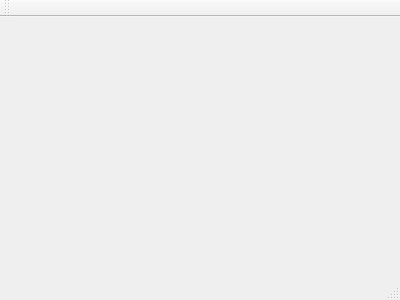
Above: mainwindow.ui from CKGIN/Assembling_flow before the change. Below: the same form after it.
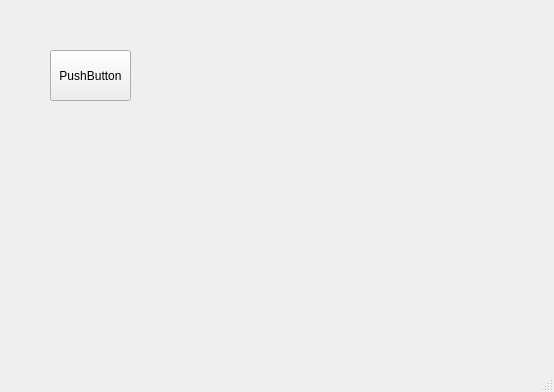
That is the form after the change.

```diff
--- a/mainwindow.ui
+++ b/mainwindow.ui
@@ -1,24 +1,45 @@
 <ui version="4.0">
  <class>MainWindow</class>
- <widget class="QMainWindow" name="MainWindow" >
-  <property name="geometry" >
+ <widget class="QMainWindow" name="MainWindow">
+  <property name="geometry">
    <rect>
     <x>0</x>
     <y>0</y>
-    <width>400</width>
-    <height>300</height>
+    <width>554</width>
+    <height>392</height>
    </rect>
   </property>
   <property name="windowTitle" >
    <string>MainWindow</string>
   </property>
-  <widget class="QMenuBar" name="menuBar" />
-  <widget class="QToolBar" name="mainToolBar" />
-  <widget class="QWidget" name="centralWidget" />
-  <widget class="QStatusBar" name="statusBar" />
+  <widget class="QWidget" name="centralWidget">
+   <widget class="QPushButton" name="pushButton">
+    <property name="geometry">
+     <rect>
+      <x>50</x>
+      <y>50</y>
+      <width>81</width>
+      <height>51</height>
+     </rect>
+    </property>
+    <property name="text">
+     <string>PushButton</string>
+    </property>
+   </widget>
+  </widget>
+  <widget class="QMenuBar" name="menuBar">
+   <property name="geometry">
+    <rect>
+     <x>0</x>
+     <y>0</y>
+     <width>554</width>
+     <height>22</height>
+    </rect>
+   </property>
+  </widget>
+  <widget class="QStatusBar" name="statusBar"/>
  </widget>
- <layoutDefault spacing="6" margin="11" />
- <pixmapfunction></pixmapfunction>
+ <layoutdefault spacing="6" margin="11"/>
  <resources/>
  <connections/>
 </ui>
```
Left out of the diff: 3 changed lines with no effect on the pictures.
